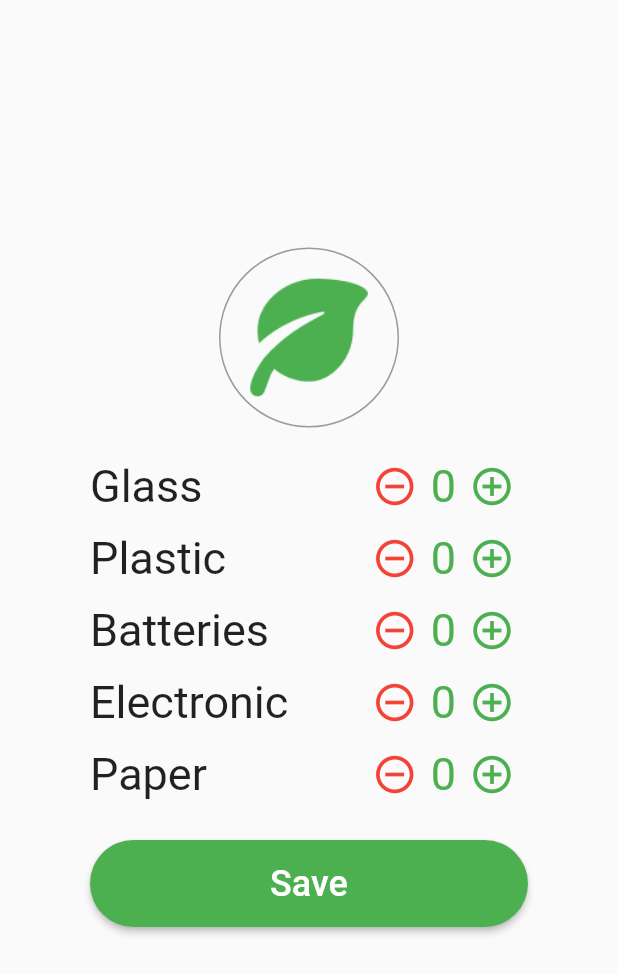
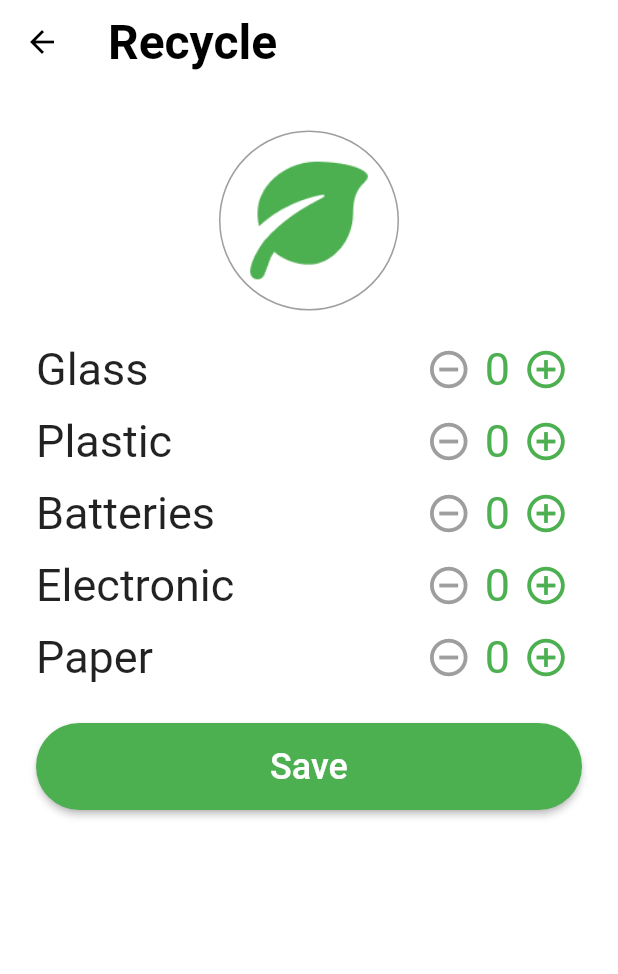
Before and after one commit to NillBard/EcologyApp, a Flutter app: the RecyclingTracker screen opened directly, on a phone screen of 412 x 824 dp. Shown: the top 974 px of the screen. Run offline on Flutter 3.47's test engine with Material 2 defaults, Android fonts, the phone set to English and light mode, and no system bars; our stand-ins replace flutter_dotenv, flutter_map, latlong2, shared_preferences; missing offline and left inert: shared_preferences_web; accounts and stored records are empty; network calls fail.

Commit message:
add recycle

```diff
--- a/app/lib/pages/login.dart
+++ b/app/lib/pages/login.dart
@@ -16,7 +16,7 @@ class Login extends StatelessWidget {
     return Consumer2<LoginForm, AuthState>(builder: (_, form, auth, __) {
       if (auth.user != null) {
         Future.delayed(const Duration(milliseconds: 1), () {
-          Navigator.pushNamed(context, '/home');
+          Navigator.pushReplacementNamed(context, '/home');
         });
       }
 
--- a/app/lib/pages/recycling_tracker.dart
+++ b/app/lib/pages/recycling_tracker.dart
@@ -1,134 +1,91 @@
+import 'package:ecology/providers/auth.dart';
+import 'package:ecology/providers/recycle.dart';
 import 'package:flutter/material.dart';
 
-import '../widgets/Logo.dart';
-import '../widgets/button.dart';
+import 'package:ecology/widgets/Logo.dart';
+import 'package:ecology/widgets/button.dart';
+import 'package:provider/provider.dart';
 
-class RecyclingTracker extends StatefulWidget {
+class RecyclingTracker extends StatelessWidget {
   const RecyclingTracker({Key? key}) : super(key: key);
 
   @override
-  _RecyclingTrackerState createState() => _RecyclingTrackerState();
-}
-
-class _RecyclingTrackerState extends State<RecyclingTracker> {
-  int glassCounter = 0;
-  int paperCounter = 0;
-  int plasticCounter = 0;
-  int batteriesCounter = 0;
-  int electronicCounter = 0;
-
-  void _minusGlassCounter() {
-    setState(() {
-      glassCounter--;
-    });
-  }
-
-  void _plusGlassCounter() {
-    setState(() {
-      glassCounter++;
-    });
-  }
-
-  void _minusPaperCounter() {
-    setState(() {
-      paperCounter--;
-    });
-  }
-
-  void _plusPaperCounter() {
-    setState(() {
-      paperCounter++;
-    });
-  }
-
-  void _minusPlasticCounter() {
-    setState(() {
-      plasticCounter--;
-    });
-  }
-
-  void _plusPlasticrCounter() {
-    setState(() {
-      plasticCounter++;
-    });
-  }
-
-  void _minusBatteriesCounter() {
-    setState(() {
-      batteriesCounter--;
-    });
-  }
-
-  void _plusBatteriesCounter() {
-    setState(() {
-      batteriesCounter++;
-    });
-  }
-
-  void _minusElectronicrCounter() {
-    setState(() {
-      electronicCounter--;
-    });
-  }
-
-  void _plusElectronicCounter() {
-    setState(() {
-      electronicCounter++;
-    });
-  }
-
-  @override
   Widget build(BuildContext context) {
+    return Consumer2<RecycleState, AuthState>(
+        builder: (context, recycleState, authState, _) {
       return Scaffold(
-        body: Center(
+          backgroundColor: Colors.transparent,
+          appBar: AppBar(
+            backgroundColor: Colors.white,
+            foregroundColor: Colors.black,
+            elevation: 0,
+            centerTitle: false,
+            title: const Text('Recycle',
+                style: TextStyle(fontSize: 32, fontWeight: FontWeight.bold)),
+          ),
+          body: SingleChildScrollView(
               child: Padding(
-      padding: const EdgeInsets.symmetric(horizontal: 60),
+            padding: const EdgeInsets.symmetric(horizontal: 24, vertical: 16),
             child: Column(
               children: <Widget>[
                 const Logo(),
-          trackButton(
-              "Glass", glassCounter, _minusGlassCounter, _plusGlassCounter),
-          trackButton("Plastic", plasticCounter, _minusPlasticCounter,
-              _plusPlasticrCounter),
-          trackButton("Batteries", batteriesCounter, _minusBatteriesCounter,
-              _plusBatteriesCounter),
-          trackButton("Electronic", electronicCounter, _minusElectronicrCounter,
-              _plusElectronicCounter),
-          trackButton(
-              "Paper", paperCounter, _minusPaperCounter, _plusPaperCounter),
+                trackButton("Glass", recycleState.glass, recycleState.decrement,
+                    recycleState.increment,
+                    disabled: recycleState.glass == 0),
+                trackButton("Plastic", recycleState.plastic,
+                    recycleState.decrement, recycleState.increment,
+                    disabled: recycleState.plastic == 0),
+                trackButton("Batteries", recycleState.batteries,
+                    recycleState.decrement, recycleState.increment,
+                    disabled: recycleState.batteries == 0),
+                trackButton("Electronic", recycleState.electronic,
+                    recycleState.decrement, recycleState.increment,
+                    disabled: recycleState.electronic == 0),
+                trackButton("Paper", recycleState.paper, recycleState.decrement,
+                    recycleState.increment,
+                    disabled: recycleState.paper == 0),
                 Container(
                     margin: const EdgeInsets.symmetric(vertical: 20),
                     child: button(
                         text: "Save",
-                  onPressed: () {
-                    print("save");
+                        onPressed: () async {
+                          await recycleState.submit();
+                          authState.fetchUser();
                         })),
               ],
             ),
           )));
+    });
   }
 }
 
-Widget trackButton(String name, counter, decrease, increase) {
+Widget trackButton(String name, counter, decrease, increase,
+    {bool disabled = false}) {
   return Row(
     mainAxisAlignment: MainAxisAlignment.center,
     children: [
       Text(name, style: const TextStyle(fontSize: 30)),
       const Spacer(),
       IconButton(
-        icon: const Icon(
+        icon: Icon(
           Icons.remove_circle_outline,
           size: 30,
-          color: Colors.red,
+          color: disabled ? Colors.grey : Colors.red,
         ),
-        onPressed: decrease,
+        onPressed: disabled
+            ? null
+            : () {
+                decrease(name.toLowerCase());
+              },
       ),
       Text('$counter',
           style: const TextStyle(color: Colors.green, fontSize: 30)),
       IconButton(
         icon:
             const Icon(Icons.add_circle_outline, size: 30, color: Colors.green),
-        onPressed: increase,
+        onPressed: () {
+          increase(name.toLowerCase());
+        },
       )
     ],
   );
--- a/app/lib/pages/sign_up.dart
+++ b/app/lib/pages/sign_up.dart
@@ -15,7 +15,7 @@ class SignUp extends StatelessWidget {
     return Consumer2<SignUpForm, AuthState>(builder: (_, form, auth, __) {
       if (auth.user != null) {
         Future.delayed(const Duration(milliseconds: 1), () {
-          Navigator.pushNamed(context, '/home');
+          Navigator.pushReplacementNamed(context, '/home');
         });
       }
 
--- a/app/lib/providers/article.dart
+++ b/app/lib/providers/article.dart
@@ -9,11 +9,9 @@ class ArticleState extends BaseProvider {
   Http http;
   Article? _article;
 
-  get article => _article;
+  Article? get article => _article;
 
   Future<void> fetchArticle(int id) async {
-    performEffect(() async {
-      _article = await http.get('/articles/$id', Article.fromJson);
-    });
+    _article = await http.get('/articles/$id', Article.fromJson);
   }
 }
--- /dev/null
+++ b/app/lib/providers/recycle.dart
@@ -0,0 +1,54 @@
+import 'dart:convert';
+
+import 'package:ecology/helpers/http.dart';
+import 'package:ecology/models/user.dart';
+
+import 'base.dart';
+
+class RecycleState extends BaseProvider {
+  RecycleState({required this.http});
+
+  Http http;
+  var _state = {
+    'glass': 0,
+    'paper': 0,
+    'plastic': 0,
+    'batteries': 0,
+    'electronic': 0
+  };
+
+  get glass => _state['glass'];
+
+  get paper => _state['paper'];
+
+  get plastic => _state['plastic'];
+
+  get batteries => _state['batteries'];
+
+  get electronic => _state['electronic'];
+
+  increment(String key) {
+    _state[key] = _state[key]! + 1;
+    notifyListeners();
+  }
+
+  decrement(String key) {
+    _state[key] = _state[key]! - 1;
+    notifyListeners();
+  }
+
+  submit() async {
+    _state.removeWhere((key, value) => value == 0);
+    await http.post('/users/me/tracker', User.fromJson,
+        headers: {'content-type': 'application/json'},
+        body: jsonEncode(_state));
+    _state = {
+      'glass': 0,
+      'paper': 0,
+      'plastic': 0,
+      'batteries': 0,
+      'electronic': 0
+    };
+    notifyListeners();
+  }
+}
--- a/app/lib/widgets/Logo.dart
+++ b/app/lib/widgets/Logo.dart
@@ -9,7 +9,7 @@ class Logo extends StatelessWidget {
         padding: const EdgeInsets.all(15),
         height: 150,
         width: 150,
-        margin: const EdgeInsets.only(top: 150),
+        // margin: const EdgeInsets.only(top: 150),
         child: InputDecorator(
           decoration: const InputDecoration(
             border: OutlineInputBorder(
```
Also changed, not shown: app/lib/main.dart (+5 -2 lines), app/lib/models/article.dart (+11 -2 lines), app/lib/pages/Processing.dart (deleted, +0 -22 lines), app/lib/pages/Profile.dart (+30 -20 lines), app/lib/pages/article.dart (added, +62 -0 lines), app/lib/pages/articles.dart (+28 -15 lines), app/lib/pages/main_screen.dart (+8 -4 lines), app/lib/pages/proscessing_map.dart (+51 -87 lines), app/lib/providers/auth.dart (+5 -4 lines), 4 other files. Lines whose indentation alone changed are shown as unchanged.
